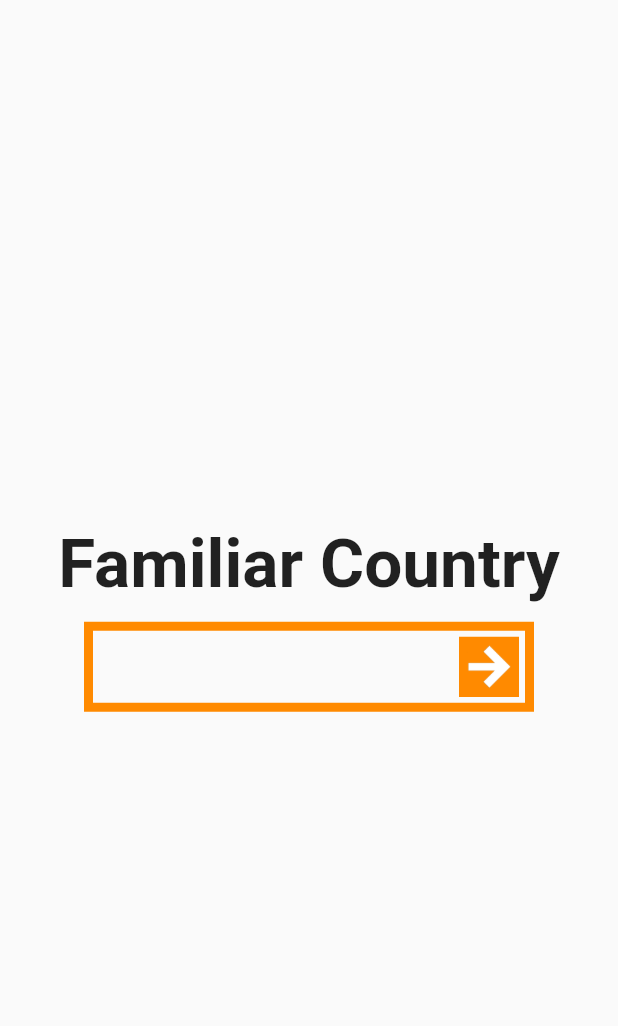
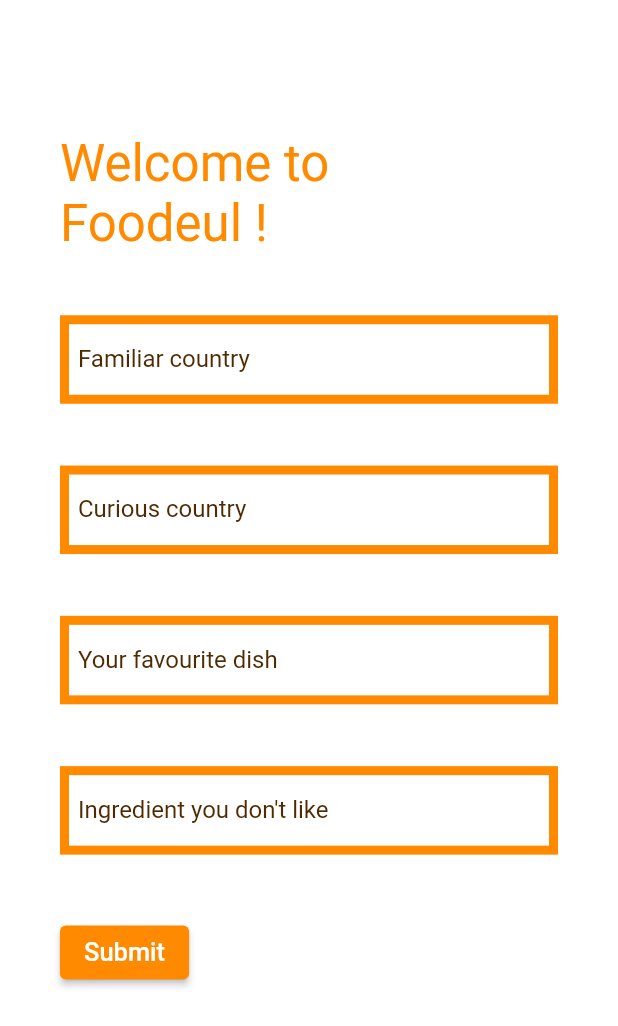
Before and after one commit to SKKUxHCMUT-Team3/food-suggestion-app, a Flutter app: the screen it shows after launch, on a phone screen of 412 x 824 dp. Shown: the top 1026 px of the screen. Run offline on Flutter 3.47's test engine with Material 2 defaults, Android fonts, the light colour scheme and no system bars; our stand-ins replace get.

Commit message:
form view created, receive input, display output

```diff
--- /dev/null
+++ b/lib/controller.dart
@@ -0,0 +1,35 @@
+import 'package:flutter/material.dart';
+import 'package:http/http.dart' as http;
+import 'input.dart';
+import 'dart:convert';
+
+const String baseUrl = 'http://10.0.2.2:5000';
+
+class baseClient {
+  Future<String> post(String api, Input object) async {
+    var url = Uri.parse(baseUrl + api);
+    var _payload = json.encode(object.toJson());
+
+    // Map<String, String> data = {
+    //   'favDish': object.favDish,
+    //   'dislikeIngredient': object.dislikeIngredient.toString(),
+    // };
+
+    debugPrint(url.toString());
+
+    var response = await http.post(url, body: _payload, headers: _setHeaders());
+
+    debugPrint('here');
+
+    if (response.statusCode == 200) {
+      return response.body;
+    } else {
+      return "An Error Occurred: ${response.statusCode} ${response.reasonPhrase}";
+    }
+  }
+}
+
+_setHeaders() => {
+      'Content-Type': 'application/json',
+      'Accept': 'application/json',
+    };
--- /dev/null
+++ b/lib/form.dart
@@ -0,0 +1,242 @@
+import 'dart:convert';
+
+import 'package:flutter/material.dart';
+import 'package:foodeul/outputsplash.dart';
+import 'input.dart';
+import 'controller.dart';
+import 'package:get/get.dart';
+
+class FormPage extends StatefulWidget {
+  const FormPage({super.key});
+
+  @override
+  State<FormPage> createState() => _FormPageState();
+}
+
+// class CustomTextFormFieldState extends State<CustomTextFormField> {
+//   FocusNode _focusNode;
+
+//   @override
+//   void initState() {
+//     super.initState();
+//     _focusNode = FocusNode();
+//   }
+
+//   @override
+//   void dispose() {
+//     _focusNode.dispose();
+//     super.dispose();
+//   }
+// }
+
+class _FormPageState extends State<FormPage> {
+  TextEditingController CtrlTextFormField = TextEditingController();
+  static final formKey = GlobalKey<FormState>();
+
+  @override
+  Widget build(BuildContext context) {
+    final double height = MediaQuery.of(context).size.height;
+    final GlobalKey<ScaffoldState> _scaffoldKey = GlobalKey<ScaffoldState>();
+    final TextEditingController _famCountryController = TextEditingController();
+    final TextEditingController _curCountryController = TextEditingController();
+    final TextEditingController _favDishController = TextEditingController();
+    final TextEditingController _dislikeIngredientController =
+        TextEditingController();
+
+    return Scaffold(
+        resizeToAvoidBottomInset: true,
+        key: _scaffoldKey,
+        appBar: AppBar(
+          backgroundColor: Colors.transparent,
+          elevation: 0,
+        ),
+        backgroundColor: Color(0xFFffffff),
+        body: SingleChildScrollView(
+          padding: const EdgeInsets.only(left: 40, right: 40),
+          child: Form(
+            key: formKey, //key for form
+            child: Column(
+              crossAxisAlignment: CrossAxisAlignment.start,
+              children: [
+                SizedBox(height: height * 0.04),
+                Text(
+                  "Welcome to",
+                  style:
+                      TextStyle(fontSize: 34, color: const Color(0xffFF8A00)),
+                ),
+                Text(
+                  "Foodeul !",
+                  style:
+                      TextStyle(fontSize: 34, color: const Color(0xffFF8A00)),
+                ),
+                SizedBox(
+                  height: height * 0.05,
+                ),
+                TextFormField(
+                    controller: _famCountryController,
+                    decoration: InputDecoration(
+                      enabledBorder: OutlineInputBorder(
+                        borderRadius: BorderRadius.all(Radius.circular(0)),
+                        borderSide:
+                            BorderSide(color: Color(0xffFF8A00), width: 6),
+                      ),
+                      focusedBorder: OutlineInputBorder(
+                        borderRadius: BorderRadius.all(Radius.circular(0)),
+                        borderSide:
+                            BorderSide(color: Color(0xffFF8A00), width: 6),
+                      ),
+                      labelText: "Familiar country",
+                      labelStyle:
+                          TextStyle(color: Color.fromARGB(255, 78, 43, 2)),
+                    )),
+                SizedBox(
+                  height: height * 0.05,
+                ),
+                TextFormField(
+                    controller: _curCountryController,
+                    decoration: InputDecoration(
+                      enabledBorder: OutlineInputBorder(
+                        borderRadius: BorderRadius.all(Radius.circular(0)),
+                        borderSide:
+                            BorderSide(color: Color(0xffFF8A00), width: 6),
+                      ),
+                      focusedBorder: OutlineInputBorder(
+                        borderRadius: BorderRadius.all(Radius.circular(0)),
+                        borderSide:
+                            BorderSide(color: Color(0xffFF8A00), width: 6),
+                      ),
+                      labelText: "Curious country",
+                      labelStyle:
+                          TextStyle(color: Color.fromARGB(255, 78, 43, 2)),
+                    )),
+                SizedBox(
+                  height: height * 0.05,
+                ),
+                TextFormField(
+                    controller: _favDishController,
+                    decoration: InputDecoration(
+                      enabledBorder: OutlineInputBorder(
+                        borderRadius: BorderRadius.all(Radius.circular(0)),
+                        borderSide:
+                            BorderSide(color: Color(0xffFF8A00), width: 6),
+                      ),
+                      focusedBorder: OutlineInputBorder(
+                        borderRadius: BorderRadius.all(Radius.circular(0)),
+                        borderSide:
+                            BorderSide(color: Color(0xffFF8A00), width: 6),
+                      ),
+                      labelText: "Your favourite dish",
+                      labelStyle:
+                          TextStyle(color: Color.fromARGB(255, 78, 43, 2)),
+                    )),
+                SizedBox(
+                  height: height * 0.05,
+                ),
+                TextFormField(
+                    controller: _dislikeIngredientController,
+                    decoration: InputDecoration(
+                      enabledBorder: OutlineInputBorder(
+                        borderRadius: BorderRadius.all(Radius.circular(0)),
+                        borderSide:
+                            BorderSide(color: Color(0xffFF8A00), width: 6),
+                      ),
+                      focusedBorder: OutlineInputBorder(
+                        borderRadius: BorderRadius.all(Radius.circular(0)),
+                        borderSide:
+                            BorderSide(color: Color(0xffFF8A00), width: 6),
+                      ),
+                      labelText: "Ingredient you don't like",
+                      labelStyle:
+                          TextStyle(color: Color.fromARGB(255, 78, 43, 2)),
+                    )),
+                SizedBox(
+                  height: height * 0.05,
+                ),
+                // Row(
+                //   // Icon: Container(
+                //   //   width: 40,
+                //   //   height: 40,
+                //   //   color: const Color(0xffFF8A00),
+                //   //   margin: const EdgeInsets.fromLTRB(0, 10, 10, 10),
+                //   //   child: IconButton(
+                //   //     onPressed: () {
+                //   //       Navigator.push(
+                //   //         context,
+                //   //         MaterialPageRoute(
+                //   //             builder: (context) => const HomePage3()),
+                //   //       );
+                //   //     },
+                //   //     icon: Container(
+                //   //         width: double.infinity,
+                //   //         height: double.infinity,
+                //   //         child: Image.asset(
+                //   //           "assets/images/arrow_button.png",
+                //   //           fit: BoxFit.fill,
+                //   //         )),
+                //   //     padding: const EdgeInsets.all(0),
+                //   //   ),
+                //   // ),
+                // )
+                ElevatedButton(
+                  style: ElevatedButton.styleFrom(
+                    primary: Color(0xffFF8A00), // background
+                    onPrimary: Colors.white, // foreground
+                  ),
+                  onPressed: () async {
+                    var input = Input(
+                      // famCountry: _famCountryController.text.toString(),
+                      // curCountry: _curCountryController.text.toString(),
+                      // favDish: _favDishController.text.toString(),
+                      // dislikeIngredient:
+                      //     _dislikeIngredientController.text.toString(),
+
+                      famCountry: 'Vietnam',
+                      curCountry: 'Vietnam',
+                      favDish: 'pho',
+                      dislikeIngredient: 'mushroom',
+                    );
+                    debugPrint(input.famCountry);
+                    debugPrint(input.curCountry);
+                    debugPrint(input.favDish);
+                    debugPrint(input.dislikeIngredient);
+                    final response;
+
+                    if (input.famCountry == "Korea" &&
+                        input.curCountry == "Korea") {
+                      response = await baseClient().post('/category1', input);
+                      if (response == null) return;
+                      debugPrint('Cat1 success');
+                    } else if (input.famCountry == "Vietnam" &&
+                        input.curCountry == "Vietnam") {
+                      response = await baseClient().post('/category2', input);
+                      if (response == null) return;
+                      debugPrint('Cat2 success');
+                    } else if (input.famCountry == "Korea" &&
+                        input.curCountry == "Vietnam") {
+                      response = await baseClient().post('/category3', input);
+                      if (response == null) return;
+                      debugPrint('Cat3 success');
+                    } else {
+                      response = await baseClient().post('/category4', input);
+                      if (response == null) return;
+                      debugPrint('Cat4 success');
+                    }
+
+                    var dishesJson = jsonDecode(response)['dishes'];
+                    List<String>? dishes =
+                        dishesJson != null ? List.from(dishesJson) : null;
+
+                    print(dishes);
+
+                    Navigator.of(context).push(MaterialPageRoute(
+                        builder: (context) => OutputSplashScreen(
+                            response: List<String>.from(dishes!))));
+                  },
+                  child: const Text('Submit', style: TextStyle(fontSize: 17)),
+                )
+              ],
+            ),
+          ),
+        ));
+  }
+}
--- a/lib/home3.dart
+++ b/lib/home3.dart
@@ -1,4 +1,5 @@
 import 'package:flutter/material.dart';
+import 'package:http/http.dart' as http;
 import 'home4.dart';
 
 class HomePage3 extends StatefulWidget {
@@ -25,7 +26,7 @@
           crossAxisAlignment: CrossAxisAlignment.center,
           children: [
             const Text(
-              "your favorite food",
+              "Your favorite food",
               style: TextStyle(fontSize: 45, fontWeight: FontWeight.bold),
               textAlign: TextAlign.center,
             ),
@@ -42,13 +43,15 @@
                   decoration: InputDecoration(
                     enabledBorder: const OutlineInputBorder(
                       borderRadius: BorderRadius.all(Radius.circular(0)),
-                      borderSide: BorderSide(color: Color(0xffFF8A00), width: 6),
+                      borderSide:
+                          BorderSide(color: Color(0xffFF8A00), width: 6),
                     ),
                     focusedBorder: const OutlineInputBorder(
                       borderRadius: BorderRadius.all(Radius.circular(0)),
-                      borderSide: BorderSide(color: Color(0xffFF8A00), width: 6),
+                      borderSide:
+                          BorderSide(color: Color(0xffFF8A00), width: 6),
                     ),
-                    // hintText: "input food",
+                    hintText: "input foo",
                     suffixIcon: Container(
                       width: 40,
                       height: 40,
@@ -58,7 +61,8 @@
                         onPressed: () {
                           Navigator.push(
                             context,
-                            MaterialPageRoute(builder: (context) => const HomePage4()),
+                            MaterialPageRoute(
+                                builder: (context) => const HomePage4()),
                           );
                         },
                         icon: Container(
--- a/lib/home4.dart
+++ b/lib/home4.dart
@@ -1,4 +1,5 @@
 import 'package:flutter/material.dart';
+import 'package:http/http.dart' as http;
 import 'outputsplash.dart';
 import 'package:get/get.dart';
 
@@ -39,7 +40,7 @@
           crossAxisAlignment: CrossAxisAlignment.center,
           children: [
             const Text(
-              "ingredient you don't like",
+              "Ingredient you don't like",
               style: TextStyle(fontSize: 45, fontWeight: FontWeight.bold),
               textAlign: TextAlign.center,
             ),
--- a/lib/homesplash.dart
+++ b/lib/homesplash.dart
@@ -1,5 +1,5 @@
 import 'package:flutter/material.dart';
-import 'home1.dart';
+import 'form.dart';
 
 class HomeSplashScreen extends StatefulWidget {
   const HomeSplashScreen({super.key});
@@ -16,7 +16,7 @@
       const Duration(seconds: 4),
       () => Navigator.push(
         context,
-        MaterialPageRoute(builder: (context) => const HomePage1()),
+        MaterialPageRoute(builder: (context) => const FormPage()),
       ),
     );
   }
--- /dev/null
+++ b/lib/input.dart
@@ -0,0 +1,34 @@
+import 'dart:convert';
+
+List<Input> inputFromJson(String str) =>
+    List<Input>.from(json.decode(str).map((x) => Input.fromJson(x)));
+
+String inputToJson(List<Input> data) => json.encode(List<dynamic>.from(data.map((x) => x.toJson())));
+
+class Input {
+  Input({
+    this.famCountry,
+    this.curCountry,
+    this.favDish,
+    this.dislikeIngredient,
+  });
+
+  String? famCountry;
+  String? curCountry;
+  String? favDish;
+  String? dislikeIngredient;
+
+  factory Input.fromJson(Map<String, dynamic> json) => Input(
+        famCountry: json['famCountry'],
+        curCountry: json['curCountry'],
+        favDish: json['favDish'],
+        dislikeIngredient: json['dislikeIngredient'],
+      );
+
+  Map<String, dynamic> toJson() => {
+        "famCountry": famCountry,
+        "curCountry": curCountry,
+        "favDish": favDish,
+        "dislikeIngredient": dislikeIngredient,
+      };
+}
--- a/lib/main.dart
+++ b/lib/main.dart
@@ -1,4 +1,5 @@
 import 'package:flutter/material.dart';
+// import 'package:http/http.dart' as http;
 import 'homesplash.dart';
 
 void main() {
--- a/lib/output1.dart
+++ b/lib/output1.dart
@@ -1,7 +1,12 @@
 import 'package:flutter/material.dart';
+import 'dart:convert';
 
 class OutputPage1 extends StatefulWidget {
-  const OutputPage1({super.key});
+  // const OutputPage1({super.key});
+
+  List<String> response;
+
+  OutputPage1({required this.response});
 
   @override
   State<OutputPage1> createState() => _OutputPage1State();
@@ -33,14 +38,21 @@
             ),
             Container(
               width: double.infinity,
-              height: 300,
+              // height: 300,
+              alignment: Alignment.centerLeft,
+              padding: const EdgeInsets.all(50),
               decoration: BoxDecoration(
                 border: Border.all(
                   width: 6,
                   color: const Color(0xffFF8A00),
                 ),
               ),
-            ),
+              child: Column(
+                children: List.generate(widget.response.length, (index) {
+                  return Text(widget.response[index].toString());
+                }),
+              ),
+            )
           ],
         ),
       ),
--- a/lib/outputsplash.dart
+++ b/lib/outputsplash.dart
@@ -2,7 +2,10 @@
 import 'output1.dart';
 
 class OutputSplashScreen extends StatefulWidget {
-  const OutputSplashScreen({super.key});
+  // const OutputSplashScreen({super.key});
+  List<String> response;
+
+  OutputSplashScreen({required this.response});
 
   @override
   State<StatefulWidget> createState() => _OutputSplashScreenState();
@@ -16,7 +19,8 @@
       const Duration(seconds: 4),
       () => Navigator.push(
         context,
-        MaterialPageRoute(builder: (context) => const OutputPage1()),
+        MaterialPageRoute(
+            builder: (context) => OutputPage1(response: widget.response)),
       ),
     );
   }
@@ -39,12 +43,25 @@
               mainAxisAlignment: MainAxisAlignment.center,
               crossAxisAlignment: CrossAxisAlignment.center,
               children: const [
-              Text("You are familiar with A foods, and You are curious about B foods!", style: TextStyle(color: Colors.white, fontSize: 10,), textAlign: TextAlign.center,),
-              Text("Loading...", style: TextStyle(color: Colors.white, fontSize: 30,), textAlign: TextAlign.center,),
+                Text(
+                  "You are familiar with A foods, and You are curious about B foods!",
+                  style: TextStyle(
+                    color: Colors.white,
+                    fontSize: 10,
+                  ),
+                  textAlign: TextAlign.center,
+                ),
+                Text(
+                  "Loading...",
+                  style: TextStyle(
+                    color: Colors.white,
+                    fontSize: 30,
+                  ),
+                  textAlign: TextAlign.center,
+                ),
               ],
             ),
           ),
-      )
-    );
+        ));
   }
 }
```
Also changed, not shown: pubspec.yaml (+6 -7 lines), pubspec.lock, 2 other files. Lines whose indentation alone changed are shown as unchanged.
